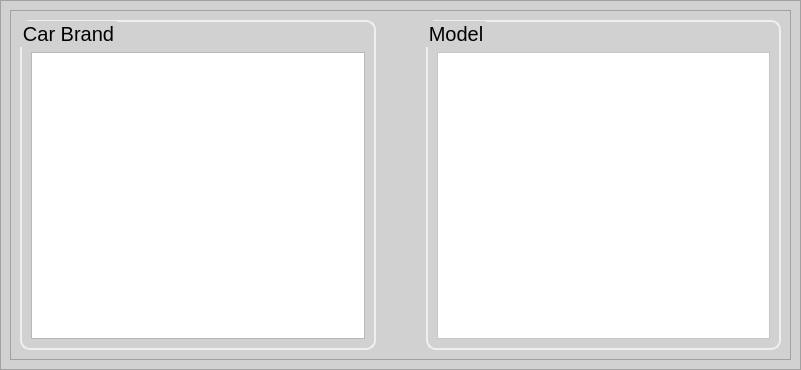
Above: qt_ui_files/tab_display.ui from HanslettTheDev/Book_Store_pyqt5 before the change. Below: the same form after it.
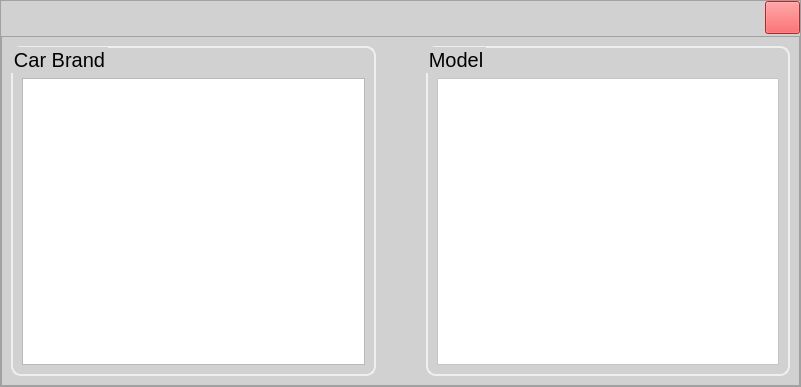
That is the form after the change.

Commit message: feat: added the close button in the tab display window

Patch:
```diff
--- a/qt_ui_files/tab_display.ui
+++ b/qt_ui_files/tab_display.ui
@@ -55,9 +55,63 @@
       <enum>QFrame::Raised</enum>
      </property>
      <layout class="QVBoxLayout" name="verticalLayout_4">
+      <property name="spacing">
+       <number>0</number>
+      </property>
       <property name="leftMargin">
-       <number>9</number>
+       <number>0</number>
       </property>
+      <property name="topMargin">
+       <number>0</number>
+      </property>
+      <property name="rightMargin">
+       <number>0</number>
+      </property>
+      <property name="bottomMargin">
+       <number>0</number>
+      </property>
+      <item alignment="Qt::AlignRight">
+       <widget class="QPushButton" name="close_button">
+        <property name="sizePolicy">
+         <sizepolicy hsizetype="Minimum" vsizetype="Expanding">
+          <horstretch>0</horstretch>
+          <verstretch>0</verstretch>
+         </sizepolicy>
+        </property>
+        <property name="minimumSize">
+         <size>
+          <width>35</width>
+          <height>35</height>
+         </size>
+        </property>
+        <property name="maximumSize">
+         <size>
+          <width>35</width>
+          <height>35</height>
+         </size>
+        </property>
+        <property name="toolTip">
+         <string>Close</string>
+        </property>
+        <property name="toolTipDuration">
+         <number>2000</number>
+        </property>
+        <property name="styleSheet">
+         <string notr="true">#close_button {
+text-align: center;
+margin-bottom: 2px;
+background-color: rgb(255, 52, 55);
+}
+
+#close_button:hover {
+background-color: #F7E2E2;
+}</string>
+        </property>
+        <property name="text">
+         <string/>
+        </property>
+       </widget>
+      </item>
       <item>
        <widget class="QFrame" name="view">
         <property name="minimumSize">
```
The commit also changes 16 other files.
